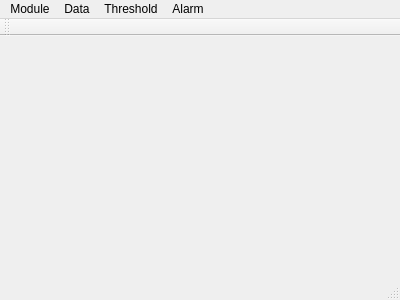
This is mainwindow.ui in vincenzoagnusdei/cellarmonitor as Qt 5 draws it before an edit. The edited form follows.
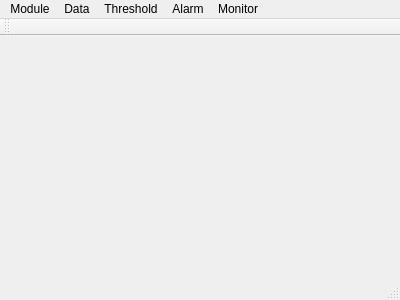
This is the edited form.

Diff of the .ui file:
```diff
--- a/mainwindow.ui
+++ b/mainwindow.ui
@@ -49,10 +49,17 @@
     </property>
     <addaction name="actionDisplay"/>
    </widget>
+   <widget class="QMenu" name="menuMonitor">
+    <property name="title">
+     <string>Monitor</string>
+    </property>
+    <addaction name="actionStatus"/>
+   </widget>
    <addaction name="menuModule"/>
    <addaction name="menuData"/>
    <addaction name="menuThreshold"/>
    <addaction name="menuAlarm"/>
+   <addaction name="menuMonitor"/>
   </widget>
   <widget class="QToolBar" name="mainToolBar">
    <attribute name="toolBarArea">
```
Left out of the diff: 5 changed lines with no effect on the pictures.
